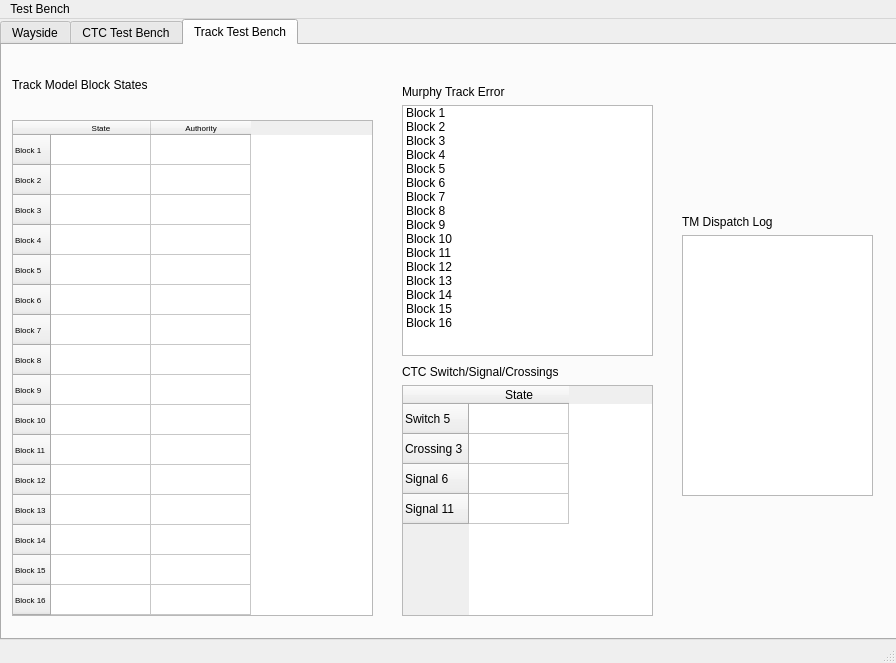
This is WaysideShell.ui in ColeMinersUnion/Trains as Qt 5 draws it before an edit. The edited form follows.
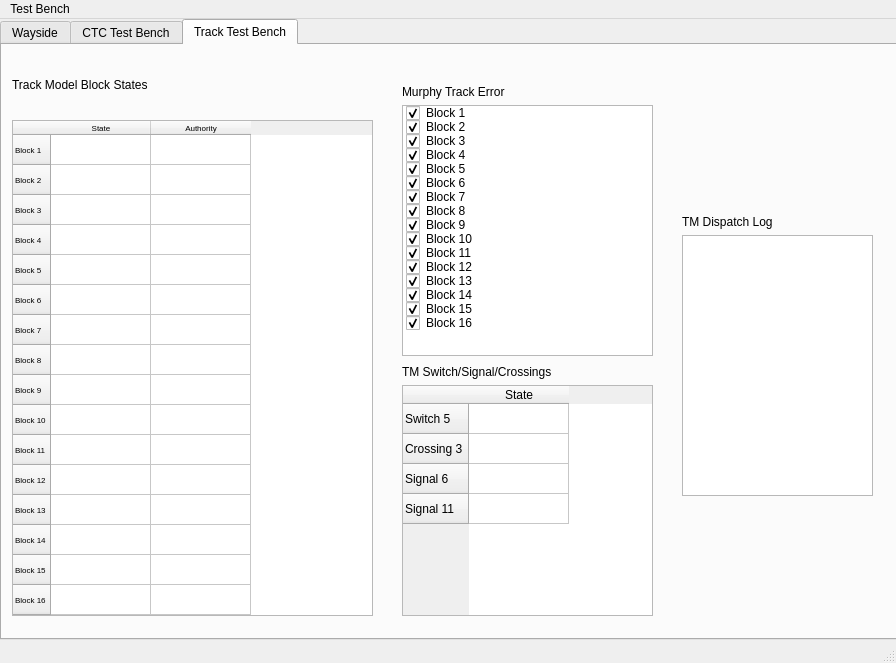
This is the edited form. The open tabs and pages were chosen to show the change.

Commit message:
finished iteration 2
finished iteration 2

Diff of the .ui file:
```diff
--- a/WaysideShell.ui
+++ b/WaysideShell.ui
@@ -1037,7 +1037,7 @@
        <item>
         <widget class="QLabel" name="label_10">
          <property name="text">
-          <string>CTC Switch/Signal/Crossings</string>
+          <string>TM Switch/Signal/Crossings</string>
          </property>
         </widget>
        </item>
@@ -1096,7 +1096,7 @@
            <string>Block 1</string>
           </property>
           <property name="checkState">
-           <enum>Unchecked</enum>
+           <enum>Checked</enum>
           </property>
          </item>
          <item>
@@ -1104,7 +1104,7 @@
            <string>Block 2</string>
           </property>
           <property name="checkState">
-           <enum>Unchecked</enum>
+           <enum>Checked</enum>
           </property>
          </item>
          <item>
@@ -1112,7 +1112,7 @@
            <string>Block 3</string>
           </property>
           <property name="checkState">
-           <enum>Unchecked</enum>
+           <enum>Checked</enum>
           </property>
           <property name="flags">
            <set>ItemIsSelectable|ItemIsDragEnabled|ItemIsEnabled</set>
@@ -1123,7 +1123,7 @@
            <string>Block 4</string>
           </property>
           <property name="checkState">
-           <enum>Unchecked</enum>
+           <enum>Checked</enum>
           </property>
          </item>
          <item>
@@ -1131,7 +1131,7 @@
            <string>Block 5</string>
           </property>
           <property name="checkState">
-           <enum>Unchecked</enum>
+           <enum>Checked</enum>
           </property>
          </item>
          <item>
@@ -1139,7 +1139,7 @@
            <string>Block 6</string>
           </property>
           <property name="checkState">
-           <enum>Unchecked</enum>
+           <enum>Checked</enum>
           </property>
          </item>
          <item>
@@ -1147,7 +1147,7 @@
            <string>Block 7</string>
           </property>
           <property name="checkState">
-           <enum>Unchecked</enum>
+           <enum>Checked</enum>
           </property>
          </item>
          <item>
@@ -1155,7 +1155,10 @@
            <string>Block 8</string>
           </property>
           <property name="checkState">
-           <enum>Unchecked</enum>
+           <enum>Checked</enum>
+          </property>
+          <property name="flags">
+           <set>ItemIsUserCheckable|ItemIsEnabled</set>
           </property>
          </item>
          <item>
@@ -1163,7 +1166,7 @@
            <string>Block 9</string>
           </property>
           <property name="checkState">
-           <enum>Unchecked</enum>
+           <enum>Checked</enum>
           </property>
          </item>
          <item>
@@ -1171,7 +1174,7 @@
            <string>Block 10</string>
           </property>
           <property name="checkState">
-           <enum>Unchecked</enum>
+           <enum>Checked</enum>
           </property>
          </item>
          <item>
@@ -1179,7 +1182,7 @@
            <string>Block 11</string>
           </property>
           <property name="checkState">
-           <enum>Unchecked</enum>
+           <enum>Checked</enum>
           </property>
          </item>
          <item>
@@ -1187,7 +1190,7 @@
            <string>Block 12</string>
           </property>
           <property name="checkState">
-           <enum>Unchecked</enum>
+           <enum>Checked</enum>
           </property>
          </item>
          <item>
@@ -1195,7 +1198,7 @@
            <string>Block 13</string>
           </property>
           <property name="checkState">
-           <enum>Unchecked</enum>
+           <enum>Checked</enum>
           </property>
          </item>
          <item>
@@ -1203,7 +1206,7 @@
            <string>Block 14</string>
           </property>
           <property name="checkState">
-           <enum>Unchecked</enum>
+           <enum>Checked</enum>
           </property>
          </item>
          <item>
@@ -1211,7 +1214,7 @@
            <string>Block 15</string>
           </property>
           <property name="checkState">
-           <enum>Unchecked</enum>
+           <enum>Checked</enum>
           </property>
          </item>
          <item>
@@ -1219,7 +1222,7 @@
            <string>Block 16</string>
           </property>
           <property name="checkState">
-           <enum>Unchecked</enum>
+           <enum>Checked</enum>
           </property>
          </item>
         </widget>
```
Left out of the diff: 30 changed lines with no effect on the pictures. The commit also changes 2 other files.
